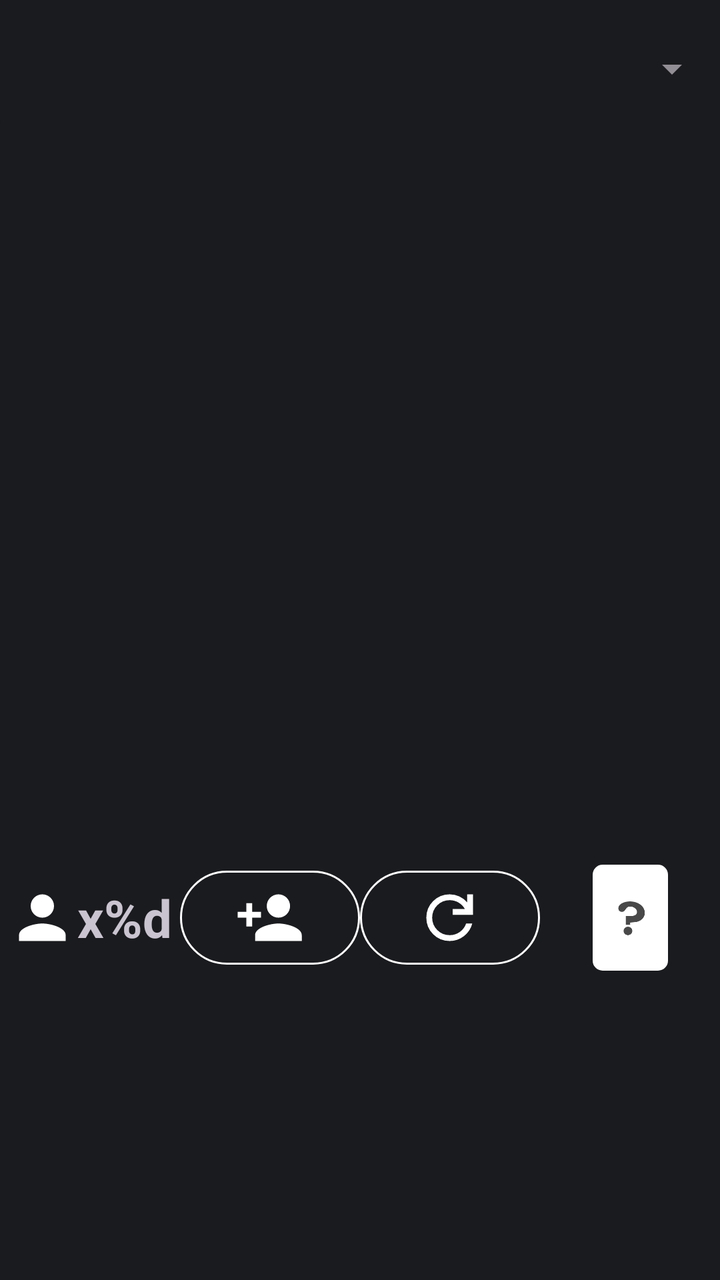
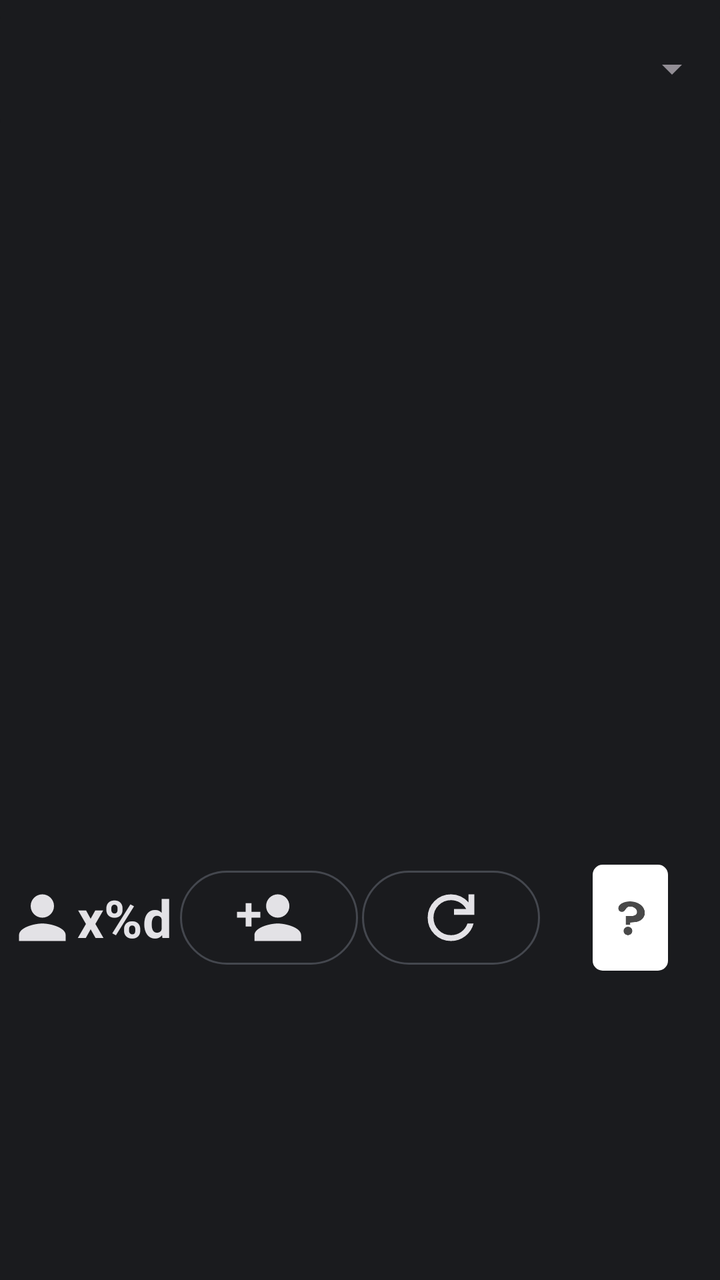

Before-and-after screenshots of an Android layout around one commit, followed by the original layout XML and the change that was made.
<!-- AndroidManifest.xml: application theme Theme.CJPokerOddsCalculator -->
<!-- res/layout/fragment_equity_calculator.xml -->
<?xml version="1.0" encoding="utf-8"?>
<androidx.constraintlayout.widget.ConstraintLayout
    xmlns:android="http://schemas.android.com/apk/res/android"
    xmlns:app="http://schemas.android.com/apk/res-auto"
    android:id="@+id/main_ui"
    android:layout_width="match_parent"
    android:layout_height="match_parent"
    android:keepScreenOn="true">

    <View
        android:id="@+id/hide_card_selector_area"
        android:layout_width="match_parent"
        android:layout_height="0dp"
        app:layout_constraintTop_toTopOf="parent"
        app:layout_constraintBottom_toTopOf="@id/input_cards" />

    <com.google.android.material.textfield.TextInputLayout
        android:id="@+id/calculator_selector_layout"
        style="@style/Widget.MaterialComponents.TextInputLayout.OutlinedBox.ExposedDropdownMenu"
        android:layout_width="match_parent"
        android:layout_height="wrap_content"
        app:boxStrokeWidth="0dp"
        app:boxStrokeWidthFocused="0dp"
        app:endIconTint="#928E95"
        app:boxBackgroundColor="#1A1B1E"
        app:layout_constraintTop_toTopOf="parent"
        app:layout_constraintLeft_toLeftOf="parent"
        app:layout_constraintRight_toRightOf="parent">

        <com.google.android.material.textfield.MaterialAutoCompleteTextView
            android:id="@+id/calculator_selector"
            android:layout_width="match_parent"
            android:layout_height="wrap_content"
            android:textSize="18sp"
            android:inputType="none" />

    </com.google.android.material.textfield.TextInputLayout>

    <androidx.constraintlayout.widget.Guideline
        android:id="@+id/guideline_1"
        android:layout_width="wrap_content"
        android:layout_height="wrap_content"
        android:orientation="vertical"
        app:layout_constraintGuide_percent="0.6" />

    <androidx.constraintlayout.widget.Guideline
        android:id="@+id/guideline_2"
        android:layout_width="wrap_content"
        android:layout_height="wrap_content"
        android:orientation="vertical"
        app:layout_constraintGuide_percent="0.8" />

    <com.google.android.material.imageview.ShapeableImageView
        android:id="@+id/flop1"
        style="@style/SelectCardButton"
        android:contentDescription="@string/flop1"
        app:layout_constraintLeft_toLeftOf="parent"
        app:layout_constraintRight_toLeftOf="@id/flop2"
        app:layout_constraintTop_toBottomOf="@id/calculator_selector_layout" />

    <com.google.android.material.imageview.ShapeableImageView
        android:id="@+id/flop2"
        style="@style/SelectCardButton"
        android:contentDescription="@string/flop2"
        app:layout_constraintLeft_toRightOf="@id/flop1"
        app:layout_constraintRight_toLeftOf="@id/flop3"
        app:layout_constraintTop_toBottomOf="@id/calculator_selector_layout" />

    <com.google.android.material.imageview.ShapeableImageView
        android:id="@+id/flop3"
        style="@style/SelectCardButton"
        android:contentDescription="@string/flop3"
        app:layout_constraintLeft_toRightOf="@id/flop2"
        app:layout_constraintRight_toLeftOf="@id/guideline_1"
        app:layout_constraintTop_toBottomOf="@id/calculator_selector_layout" />


    <com.google.android.material.imageview.ShapeableImageView
        android:id="@+id/turn"
        style="@style/SelectCardButton"
        android:contentDescription="@string/card_turn"
        app:layout_constraintLeft_toRightOf="@id/guideline_1"
        app:layout_constraintRight_toLeftOf="@id/guideline_2"
        app:layout_constraintTop_toBottomOf="@id/calculator_selector_layout" />

    <com.google.android.material.imageview.ShapeableImageView
        android:id="@+id/river"
        style="@style/SelectCardButton"
        android:contentDescription="@string/card_river"
        app:layout_constraintLeft_toRightOf="@id/guideline_2"
        app:layout_constraintRight_toRightOf="parent"
        app:layout_constraintTop_toBottomOf="@id/calculator_selector_layout" />

    <androidx.recyclerview.widget.RecyclerView
        android:id="@+id/player_list"
        android:layout_width="match_parent"
        android:layout_height="0dp"
        android:layout_marginTop="10dp"
        app:layout_constraintTop_toBottomOf="@id/flop1"
        app:layout_constraintBottom_toTopOf="@id/res_desc" />

    <com.google.android.material.textview.MaterialTextView
        android:id="@+id/res_desc"
        android:layout_width="match_parent"
        android:layout_height="wrap_content"
        android:gravity="center"
        android:textSize="11sp"
        app:layout_constraintTop_toBottomOf="@id/player_list"
        app:layout_constraintBottom_toTopOf="@id/addplayer" />

    <Space
        android:id="@+id/playerremaining_spacer"
        android:layout_width="0dp"
        android:layout_height="0dp"
        app:layout_constraintLeft_toLeftOf="parent"
        app:layout_constraintRight_toLeftOf="@id/addplayer"
        app:layout_constraintTop_toBottomOf="@id/res_desc"
        app:layout_constraintBottom_toTopOf="@id/input_cards" />

    <com.google.android.material.textview.MaterialTextView
        android:id="@+id/playersremaining"
        android:layout_width="wrap_content"
        android:layout_height="wrap_content"
        android:text="@string/players_remaining"
        android:textSize="26sp"
        android:textStyle="bold"
        android:gravity="bottom"
        app:drawableStartCompat="@drawable/baseline_person_35"
        app:drawableTint="@android:color/white"
        app:layout_constraintLeft_toLeftOf="parent"
        app:layout_constraintRight_toLeftOf="@id/addplayer"
        app:layout_constraintTop_toBottomOf="@id/res_desc"
        app:layout_constraintBottom_toTopOf="@id/input_cards" />

    <com.google.android.material.button.MaterialButton
        android:id="@+id/addplayer"
        android:layout_width="0dp"
        app:icon="@drawable/baseline_person_add_35"
        app:layout_constraintLeft_toRightOf="@id/playerremaining_spacer"
        app:layout_constraintRight_toLeftOf="@id/clear"
        app:layout_constraintTop_toBottomOf="@id/res_desc"
        app:layout_constraintBottom_toTopOf="@id/input_cards"
        style="@style/BorderedIconButton" />

    <com.google.android.material.button.MaterialButton
        android:id="@+id/clear"
        android:layout_width="0dp"
        app:icon="@drawable/outline_refresh_35"
        app:layout_constraintLeft_toRightOf="@id/addplayer"
        app:layout_constraintRight_toLeftOf="@id/button_unknown_spacer"
        app:layout_constraintTop_toBottomOf="@id/res_desc"
        app:layout_constraintBottom_toTopOf="@id/input_cards"
        style="@style/BorderedIconButton" />

    <Space
        android:id="@+id/button_unknown_spacer"
        android:layout_width="0dp"
        android:layout_height="0dp"
        app:layout_constraintLeft_toRightOf="@id/clear"
        app:layout_constraintRight_toRightOf="parent"
        app:layout_constraintTop_toBottomOf="@id/res_desc"
        app:layout_constraintBottom_toTopOf="@id/input_cards" />

    <com.google.android.material.imageview.ShapeableImageView
        android:id="@+id/button_unknown"
        android:layout_width="wrap_content"
        android:layout_height="0dp"
        android:src="@drawable/unknown_button"
        android:scaleType="fitCenter"
        android:padding="1dp"
        android:adjustViewBounds="true"
        app:shapeAppearanceOverlay="@style/RoundedImage"
        app:layout_constraintLeft_toRightOf="@id/clear"
        app:layout_constraintRight_toRightOf="parent"
        app:layout_constraintTop_toBottomOf="@id/res_desc"
        app:layout_constraintBottom_toTopOf="@id/input_cards"
        android:contentDescription="@string/unknown" />

    <androidx.constraintlayout.widget.Group
        android:layout_width="wrap_content"
        android:layout_height="wrap_content"
        app:constraint_referenced_ids="button_unknown_spacer,button_unknown"
        android:id="@+id/button_unknown_group" />

    <androidx.constraintlayout.widget.ConstraintLayout
        android:id="@+id/input_cards"
        android:layout_width="match_parent"
        android:layout_height="0dp"
        app:layout_constraintTop_toBottomOf="@id/addplayer"
        app:layout_constraintBottom_toBottomOf="parent"
        app:layout_constraintHeight_percent="0.24" >

    </androidx.constraintlayout.widget.ConstraintLayout>

</androidx.constraintlayout.widget.ConstraintLayout>
<!-- resources referenced by this layout -->
<resources>
  <!-- drawable baseline_person_35 (drawable) -->
  <vector xmlns:android="http://schemas.android.com/apk/res/android" android:height="35dp" android:tint="#000000" android:viewportHeight="24" android:viewportWidth="24" android:width="35dp">
        
      <path android:fillColor="@android:color/white" android:pathData="M12,12c2.21,0 4,-1.79 4,-4s-1.79,-4 -4,-4 -4,1.79 -4,4 1.79,4 4,4zM12,14c-2.67,0 -8,1.34 -8,4v2h16v-2c0,-2.66 -5.33,-4 -8,-4z"/>
      
  </vector>
  <!-- drawable baseline_person_add_35 (drawable) -->
  <vector xmlns:android="http://schemas.android.com/apk/res/android" android:height="35dp" android:tint="#000000" android:viewportHeight="24" android:viewportWidth="24" android:width="35dp">
        
      <path android:fillColor="@android:color/white" android:pathData="M15,12c2.21,0 4,-1.79 4,-4s-1.79,-4 -4,-4 -4,1.79 -4,4 1.79,4 4,4zM6,10L6,7L4,7v3L1,10v2h3v3h2v-3h3v-2L6,10zM15,14c-2.67,0 -8,1.34 -8,4v2h16v-2c0,-2.66 -5.33,-4 -8,-4z"/>
      
  </vector>
  <!-- drawable outline_refresh_35 (drawable) -->
  <vector xmlns:android="http://schemas.android.com/apk/res/android" android:height="35dp" android:tint="#000000" android:viewportHeight="960" android:viewportWidth="960" android:width="35dp">
        
      <path android:fillColor="@android:color/white" android:pathData="M480,800Q346,800 253,707Q160,614 160,480Q160,346 253,253Q346,160 480,160Q549,160 612,188.5Q675,217 720,270L720,160L800,160L800,440L520,440L520,360L688,360Q656,304 600.5,272Q545,240 480,240Q380,240 310,310Q240,380 240,480Q240,580 310,650Q380,720 480,720Q557,720 619,676Q681,632 706,560L790,560Q762,666 676,733Q590,800 480,800Z"/>
      
  </vector>
  <!-- drawable unknown_button: png bitmap (drawable-nodpi, 1598 bytes) -->
  <string name="card_river">CardRiver</string>
  <string name="card_turn">CardTurn</string>
  <string name="flop1">Flop1</string>
  <string name="flop2">Flop2</string>
  <string name="flop3">Flop3</string>
  <string name="players_remaining">x%d</string>
  <string name="unknown">Unknown</string>
  <style name="BorderedIconButton" parent="Widget.Material3.Button">
          <item name="android:layout_height">wrap_content</item>
          <item name="backgroundTint">@android:color/transparent</item>
          <item name="iconGravity">textStart</item>
          <item name="iconPadding">0dp</item>
          <item name="iconSize">35dp</item>
          <item name="strokeWidth">1dp</item>
          <item name="strokeColor">@android:color/white</item>
      </style>
  <style name="RoundedImage">
          <item name="cornerFamily">rounded</item>
          <item name="cornerSize">5dp</item>
      </style>
  <style name="SelectCardButton" parent="Widget.MaterialComponents.ShapeableImageView">
          <item name="android:layout_width">wrap_content</item>
          <item name="android:layout_height">wrap_content</item>
          <item name="android:scaleType">fitCenter</item>
          <item name="android:adjustViewBounds">true</item>
          <item name="android:padding">5dp</item>
          <item name="strokeColor">@color/card_selected</item>
          <item name="shapeAppearanceOverlay">@style/RoundedImage</item>
      </style>
  <style name="Theme.CJPokerOddsCalculator" parent="Base.Theme.CJPokerOddsCalculator" />
  <color name="card_selected">#FFA500</color>
  <style name="Base.Theme.CJPokerOddsCalculator" parent="Theme.Material3.Dark.NoActionBar">
          <item name="colorPrimary">#449DEF</item>
          <item name="colorOnPrimary">#FFFFFF</item>
          <item name="android:colorBackground">#1A1B1E</item>
      </style>
</resources>

<!-- the commit's change to res/layout/fragment_equity_calculator.xml (unified diff, before → after) -->
@@ -32,6 +32,7 @@
             android:layout_width="match_parent"
             android:layout_height="wrap_content"
             android:textSize="18sp"
+            android:textColor="@color/button_content"
             android:inputType="none" />
 
     </com.google.android.material.textfield.TextInputLayout>
@@ -124,9 +125,10 @@
         android:text="@string/players_remaining"
         android:textSize="26sp"
         android:textStyle="bold"
+        android:textColor="@color/button_content"
         android:gravity="bottom"
         app:drawableStartCompat="@drawable/baseline_person_35"
-        app:drawableTint="@android:color/white"
+        app:drawableTint="@color/button_content"
         app:layout_constraintLeft_toLeftOf="parent"
         app:layout_constraintRight_toLeftOf="@id/addplayer"
         app:layout_constraintTop_toBottomOf="@id/res_desc"
@@ -135,6 +137,7 @@
     <com.google.android.material.button.MaterialButton
         android:id="@+id/addplayer"
         android:layout_width="0dp"
+        android:layout_marginHorizontal="1dp"
         app:icon="@drawable/baseline_person_add_35"
         app:layout_constraintLeft_toRightOf="@id/playerremaining_spacer"
         app:layout_constraintRight_toLeftOf="@id/clear"
@@ -145,6 +148,7 @@
     <com.google.android.material.button.MaterialButton
         android:id="@+id/clear"
         android:layout_width="0dp"
+        android:layout_marginHorizontal="1dp"
         app:icon="@drawable/outline_refresh_35"
         app:layout_constraintLeft_toRightOf="@id/addplayer"
         app:layout_constraintRight_toLeftOf="@id/button_unknown_spacer"
<!-- resource entries referenced after the edit -->
@@ -1,5 +1,6 @@
 <!-- resources referenced by this layout -->
 <resources>
+  <color name="button_content">#E3E2E6</color>
   <!-- drawable baseline_person_35 (drawable) -->
   <vector xmlns:android="http://schemas.android.com/apk/res/android" android:height="35dp" android:tint="#000000" android:viewportHeight="24" android:viewportWidth="24" android:width="35dp">
         
@@ -32,8 +33,9 @@
           <item name="iconGravity">textStart</item>
           <item name="iconPadding">0dp</item>
           <item name="iconSize">35dp</item>
+          <item name="iconTint">@color/button_content</item>
           <item name="strokeWidth">1dp</item>
-          <item name="strokeColor">@android:color/white</item>
+          <item name="strokeColor">@color/button_border</item>
       </style>
   <style name="RoundedImage">
           <item name="cornerFamily">rounded</item>
@@ -49,10 +51,11 @@
           <item name="shapeAppearanceOverlay">@style/RoundedImage</item>
       </style>
   <style name="Theme.CJPokerOddsCalculator" parent="Base.Theme.CJPokerOddsCalculator" />
+  <color name="button_border">#44474E</color>
   <color name="card_selected">#FFA500</color>
   <style name="Base.Theme.CJPokerOddsCalculator" parent="Theme.Material3.Dark.NoActionBar">
-          <item name="colorPrimary">#449DEF</item>
-          <item name="colorOnPrimary">#FFFFFF</item>
+          <item name="colorPrimary">#A9C7FF</item>
+          <item name="colorOnPrimary">#000000</item>
           <item name="android:colorBackground">#1A1B1E</item>
       </style>
 </resources>
